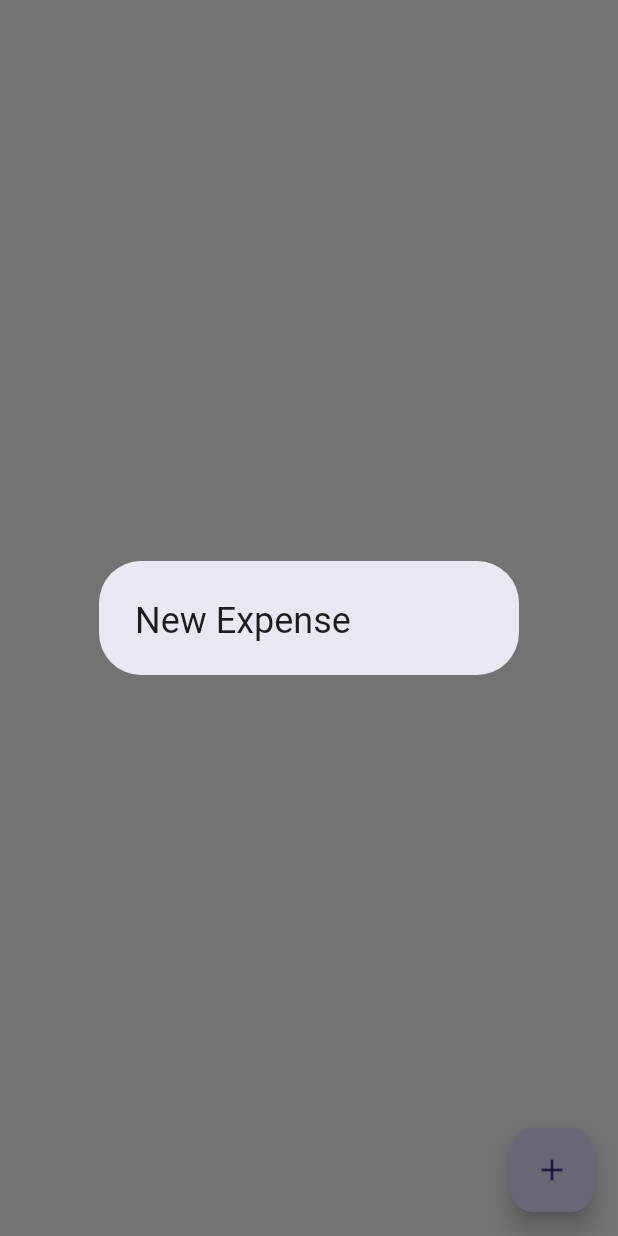
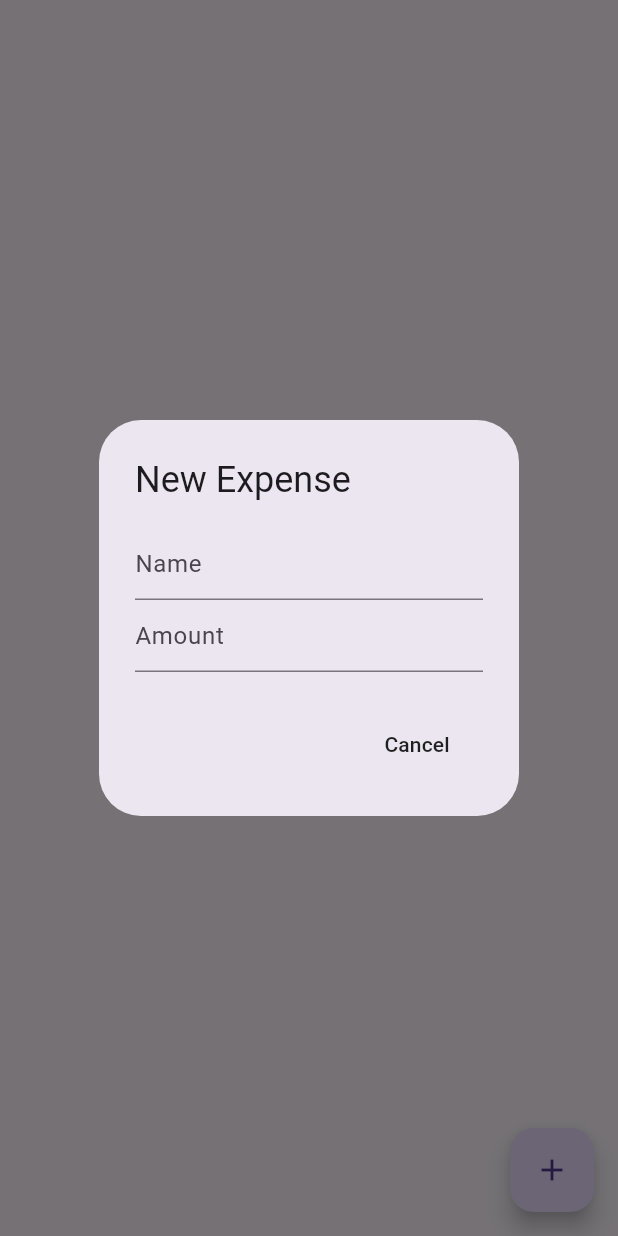
Before and after one commit to Youssab-Michael/expenses-tracker, a Flutter app: the screen it shows after launch, after a tap on the "add" icon, on a phone screen of 412 x 824 dp. Run offline on Flutter 3.47's test engine with Material 3 defaults, Android fonts, the phone set to English and light mode, and no system bars; our stand-ins replace isar; accounts and stored records are empty; generated files the repository leaves out were written again.

Commit message:
Expenses Dialog modified

```diff
--- a/lib/screen/home_page.dart
+++ b/lib/screen/home_page.dart
@@ -1,3 +1,4 @@
+import 'package:expensestracker/model/expense.dart';
 import 'package:flutter/material.dart';
 
 class HomePage extends StatefulWidget {
@@ -8,13 +9,30 @@ class HomePage extends StatefulWidget {
 }
 
 class _HomePageState extends State<HomePage> {
+  TextEditingController nameController = TextEditingController();
+  TextEditingController amountController = TextEditingController();
 
   void openNewExpenseBox() {
     showDialog(
       context: context,
       builder: (context) => AlertDialog(
         title: Text("New Expense"),
-
+        content: Column(
+          mainAxisSize: MainAxisSize.min,
+          children: [
+            TextField(
+              controller: nameController,
+              decoration: InputDecoration(hintText: "Name"),
+            ),
+            TextField(
+              controller: amountController,
+              decoration: InputDecoration(hintText: "Amount"),
+            ),
+          ],
+        ),
+        actions: [
+          _cancelButton(),
+        ],
       ),
     );
   }
@@ -28,4 +46,32 @@ class _HomePageState extends State<HomePage> {
       ),
     );
   }
+
+  Widget _cancelButton() {
+    return MaterialButton(
+      onPressed: () {
+        Navigator.pop(context);
+        nameController.clear();
+        amountController.clear();
+      },
+      child: Text("Cancel"),
+    );
+  }
+
+  Widget _createNewExpenseButton() {
+    return MaterialButton(
+      onPressed: () {
+        if (nameController.text.isNotEmpty &&
+            amountController.text.isNotEmpty) {
+          Navigator.pop(context);
+          Expense newExpense = Expense(
+            name: nameController.text,
+            amount: amountController.text,
+            date: DateTime.now(),
+          );
+        }
+      },
+      child: Text("Save"),
+    );
+  }
 }
```
